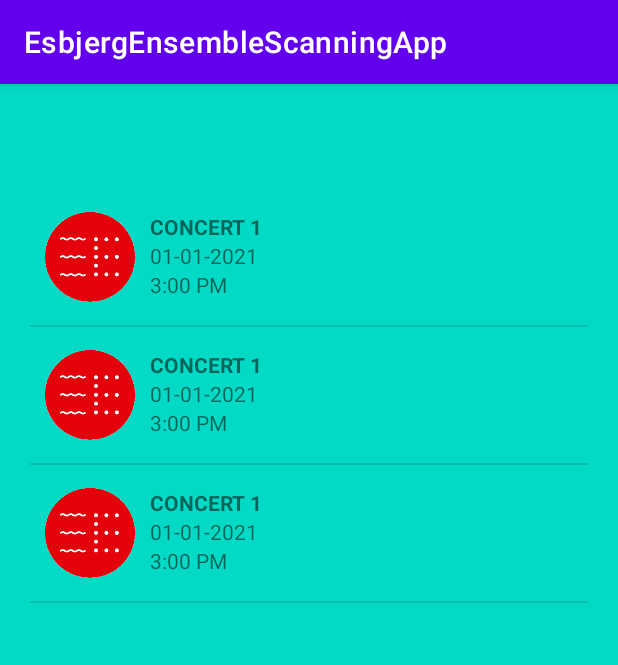
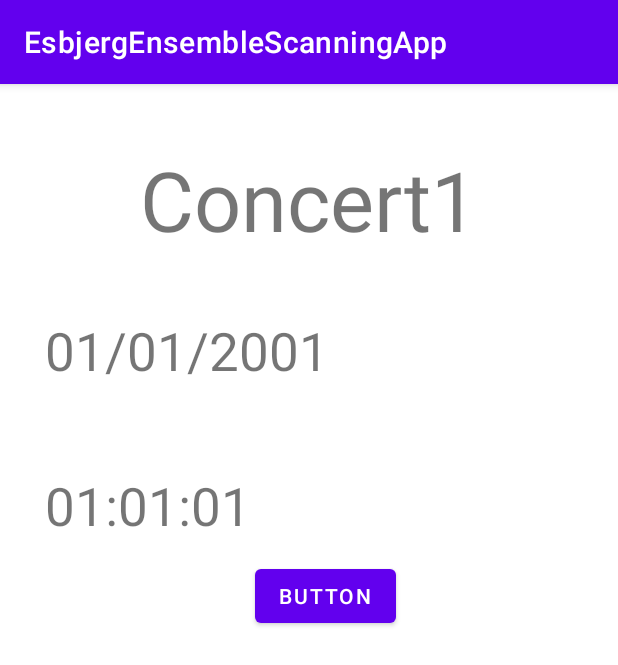
Before and after one commit to Rocio-hub/EsbjergEnsembleScanningApp, an Android app: the ConcertListActivity screen opened directly, with no data from a screen before it, after a tap on "CONCERT 1", on a phone screen of 412 x 824 dp. Shown: the top 665 px of the screen. Run offline under Robolectric (Android 15) with nearby library versions, the phone set to English and light mode, and no system bars.

Commit message:
save scans

```diff
--- a/app/build.gradle
+++ b/app/build.gradle
@@ -2,6 +2,7 @@ plugins {
     id 'com.android.application'
     id 'kotlin-android'
     id 'kotlin-android-extensions'
+    id 'kotlin-kapt'
 }
 
 android {
@@ -42,6 +43,9 @@ dependencies {
     implementation 'androidx.constraintlayout:constraintlayout:2.1.1'
 
     implementation 'com.squareup.okhttp3:okhttp:4.9.3'
+    implementation 'androidx.room:room-runtime:2.1.0-alpha04'
+    kapt 'androidx.room:room-compiler:2.1.0-alpha04'
+
 
     testImplementation 'junit:junit:4.+'
     androidTestImplementation 'androidx.test.ext:junit:1.1.3'
--- a/app/src/main/AndroidManifest.xml
+++ b/app/src/main/AndroidManifest.xml
@@ -14,6 +14,7 @@
         android:theme="@style/Theme.EsbjergEnsembleScanningApp">
         <activity android:name=".Activities.ScannerActivity" />
         <activity android:name=".Activities.ConcertListActivity" />
+        <activity android:name=".Activities.ConcertInfoActivity" />
         <activity android:name=".Activities.LoginActivity">
             <intent-filter>
                 <action android:name="android.intent.action.MAIN" />
--- a/app/src/main/java/com/easv/esbjergensemblescanningapp/Activities/ConcertInfoActivity.kt
+++ b/app/src/main/java/com/easv/esbjergensemblescanningapp/Activities/ConcertInfoActivity.kt
@@ -1,17 +1,37 @@
 package com.easv.esbjergensemblescanningapp.Activities
 
+import android.content.Intent
 import android.os.Bundle
 import androidx.appcompat.app.AppCompatActivity
+import com.easv.esbjergensemblescanningapp.Model.BEConcert
+import com.easv.esbjergensemblescanningapp.Model.Concert
 import com.easv.esbjergensemblescanningapp.R
+import kotlinx.android.synthetic.main.activity_concertinfo.*
+
 
 class ConcertInfoActivity : AppCompatActivity(){
+    private var concert: Concert = Concert()
 
     override fun onCreate(savedInstanceState: Bundle?) {
         super.onCreate(savedInstanceState)
-        setContentView(R.layout.activity_concertlist)
+        setContentView(R.layout.activity_concertinfo)
+
+        button_scan.setOnClickListener { v -> onClickScan() }
 
         var extras: Bundle = intent.extras!!
-        var position = extras.getSerializable("concertPosition")
-        //textView_other.text = position
+        var concertPosition = extras.getSerializable("concertPosition")
+        var concertId = extras.getInt("concertId")
+
+        var concertList = concert.getAllConcerts()
+        var selectedConcert : BEConcert = concertList[concertPosition as Int]
+
+        textView_date.setText(selectedConcert.Date)
+        textView_title.setText(selectedConcert.title)
+        textView_other.setText(selectedConcert.Time)
+    }
+
+    private fun onClickScan() {
+        val intent = Intent(this, ScannerActivity::class.java)
+        startActivity(intent)
     }
 }
--- a/app/src/main/java/com/easv/esbjergensemblescanningapp/Activities/ConcertListActivity.kt
+++ b/app/src/main/java/com/easv/esbjergensemblescanningapp/Activities/ConcertListActivity.kt
@@ -21,7 +21,7 @@ import okio.IOException
 
 class ConcertListActivity : AppCompatActivity() {
 
-    private lateinit var concert: Concert
+    private var concert: Concert = Concert()
     private lateinit var concertItems : List<BEConcert>
     private val client = OkHttpClient()
 
@@ -57,9 +57,10 @@ class ConcertListActivity : AppCompatActivity() {
             }
         })
 
+      //  concert = Concert()
+        var concertList = concert.getAllConcerts()
 
-        concert = Concert()
-        var concertList = concert.getAllConcerts()
+
         listView_concertItems.adapter = ConcertListAdapter(this, concertList.toTypedArray())
         listView_concertItems.setOnItemClickListener {
             parent,
@@ -70,9 +71,14 @@ class ConcertListActivity : AppCompatActivity() {
     }
 
     private fun onConcertClick(parent: ListView?, v: View?, position: Int) {
-        val selectedConcert = position
+        val concertPosition = position
         val intent = Intent(this, ConcertInfoActivity::class.java)
-        intent.putExtra("concertPosition", selectedConcert)
+        var concertList = concert.getAllConcerts()
+        var selectedConcert : BEConcert = concertList[position as Int]
+
+        intent.putExtra("concertPosition", concertPosition)
+        intent.putExtra("concertId", selectedConcert.id)
+        //intent.putExtra("concertId", concertId)
         startActivity(intent)
 
     }
@@ -92,7 +98,6 @@ class ConcertListActivity : AppCompatActivity() {
             val itemTime = resView.findViewById<TextView>(R.id.textView_time)
             return resView
         }
-
     }
 
 }
--- a/app/src/main/res/layout/activity_concertinfo.xml
+++ b/app/src/main/res/layout/activity_concertinfo.xml
@@ -51,6 +51,7 @@
             android:layout_height="wrap_content"
             android:layout_below="@id/relative_date"
             android:layout_marginTop="40dp">
+
             <TextView
                 android:id="@+id/textView_other"
                 android:layout_width="wrap_content"
@@ -60,6 +61,15 @@
                 android:layout_marginRight="10dp"
                 android:text="Other info"
                 android:textSize="35sp" />
+
+            <Button
+                android:id="@+id/button_scan"
+                android:layout_width="wrap_content"
+                android:layout_height="wrap_content"
+                android:layout_marginLeft="150dp"
+                android:layout_marginTop="60dp"
+                android:layout_marginRight="60dp"
+                android:text="Button" />
         </RelativeLayout>
 
     </RelativeLayout>
```
Also changed, not shown: app/src/main/java/com/easv/esbjergensemblescanningapp/Activities/ScannerActivity.kt (+58 -5 lines), app/src/main/java/com/easv/esbjergensemblescanningapp/Data/IScanDao.kt (added, +10 -0 lines), app/src/main/java/com/easv/esbjergensemblescanningapp/Data/ScanDao_Impl.kt (added, +71 -0 lines), app/src/main/java/com/easv/esbjergensemblescanningapp/Model/BEScan.kt (added, +7 -0 lines), app/src/main/java/com/easv/esbjergensemblescanningapp/Model/Scan.kt (added, +9 -0 lines).
